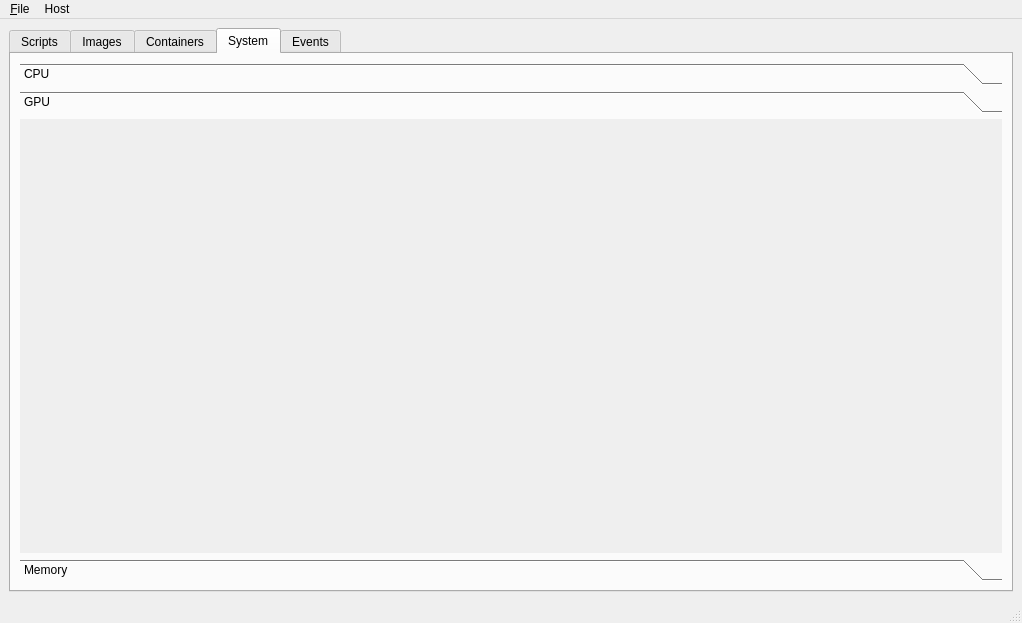
First picture: the form in mainwindow.ui, repository aleozlx/docker-script, before the edit.
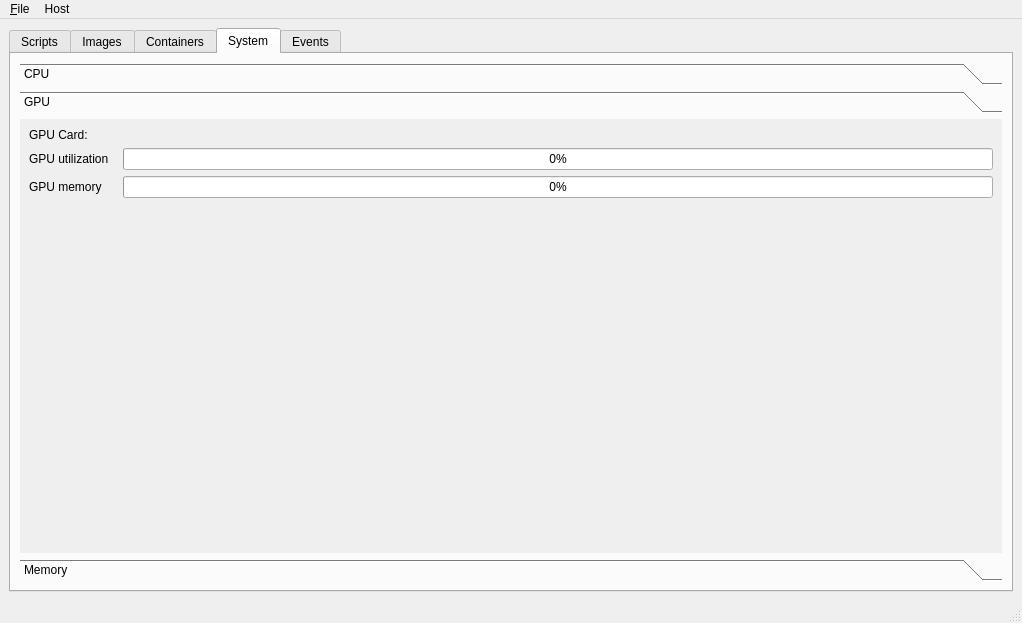
Second picture: the form after the edit. The open tabs and pages were chosen to show the change. Icons and pictures are not drawn.

Commit message: GPU monitor

```diff
--- a/mainwindow.ui
+++ b/mainwindow.ui
@@ -283,6 +283,66 @@
            <attribute name="label">
             <string>GPU</string>
            </attribute>
+           <layout class="QVBoxLayout" name="verticalLayout_10">
+            <item>
+             <widget class="QLabel" name="labelGPUName">
+              <property name="text">
+               <string>GPU Card: &lt;unknown&gt;</string>
+              </property>
+             </widget>
+            </item>
+            <item>
+             <layout class="QFormLayout" name="formLayout">
+              <property name="horizontalSpacing">
+               <number>14</number>
+              </property>
+              <property name="verticalSpacing">
+               <number>6</number>
+              </property>
+              <item row="0" column="0">
+               <widget class="QLabel" name="label_6">
+                <property name="text">
+                 <string>GPU utilization</string>
+                </property>
+               </widget>
+              </item>
+              <item row="0" column="1">
+               <widget class="QProgressBar" name="progressBarGPUUtil">
+                <property name="value">
+                 <number>0</number>
+                </property>
+               </widget>
+              </item>
+              <item row="1" column="0">
+               <widget class="QLabel" name="label_7">
+                <property name="text">
+                 <string>GPU memory</string>
+                </property>
+               </widget>
+              </item>
+              <item row="1" column="1">
+               <widget class="QProgressBar" name="progressBarGPUMem">
+                <property name="value">
+                 <number>0</number>
+                </property>
+               </widget>
+              </item>
+             </layout>
+            </item>
+            <item>
+             <spacer name="verticalSpacer">
+              <property name="orientation">
+               <enum>Qt::Vertical</enum>
+              </property>
+              <property name="sizeHint" stdset="0">
+               <size>
+                <width>20</width>
+                <height>306</height>
+               </size>
+              </property>
+             </spacer>
+            </item>
+           </layout>
           </widget>
           <widget class="QWidget" name="page_3">
            <attribute name="label">
```
Left out of the diff: 2 changed lines with no effect on the pictures. The commit also changes 1 other file.
